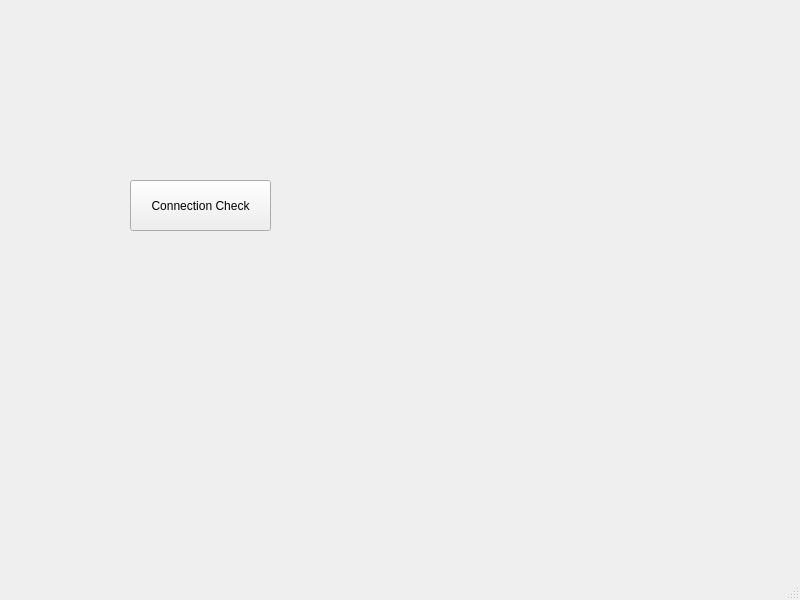
Before: the Qt Designer form mainwindow.ui in erikfredin/FrankaEmikaGUI, drawn with Qt 5.
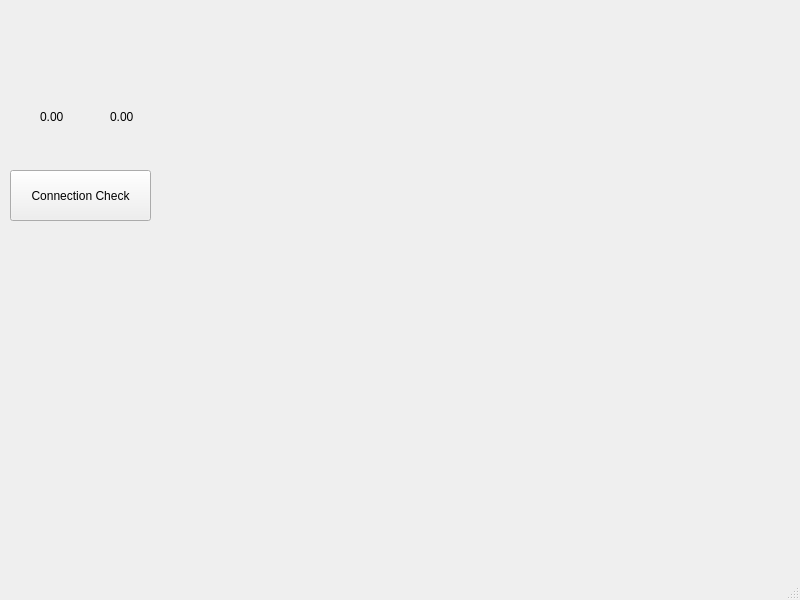
After: the same form once the commit is applied.

Commit message: add robot pos print

Diff of the .ui file:
```diff
--- a/mainwindow.ui
+++ b/mainwindow.ui
@@ -17,8 +17,8 @@
    <widget class="QPushButton" name="pushButton_ConnectionCheck">
     <property name="geometry">
      <rect>
-      <x>130</x>
-      <y>180</y>
+      <x>10</x>
+      <y>170</y>
       <width>141</width>
       <height>51</height>
      </rect>
@@ -27,6 +27,32 @@
      <string>Connection Check</string>
     </property>
    </widget>
+   <widget class="QLabel" name="label_robot_px">
+    <property name="geometry">
+     <rect>
+      <x>40</x>
+      <y>110</y>
+      <width>47</width>
+      <height>13</height>
+     </rect>
+    </property>
+    <property name="text">
+     <string>0.00</string>
+    </property>
+   </widget>
+   <widget class="QLabel" name="label_robot_py">
+    <property name="geometry">
+     <rect>
+      <x>110</x>
+      <y>110</y>
+      <width>47</width>
+      <height>13</height>
+     </rect>
+    </property>
+    <property name="text">
+     <string>0.00</string>
+    </property>
+   </widget>
   </widget>
   <widget class="QMenuBar" name="menubar">
    <property name="geometry">
```
The commit also changes 3 other files.
